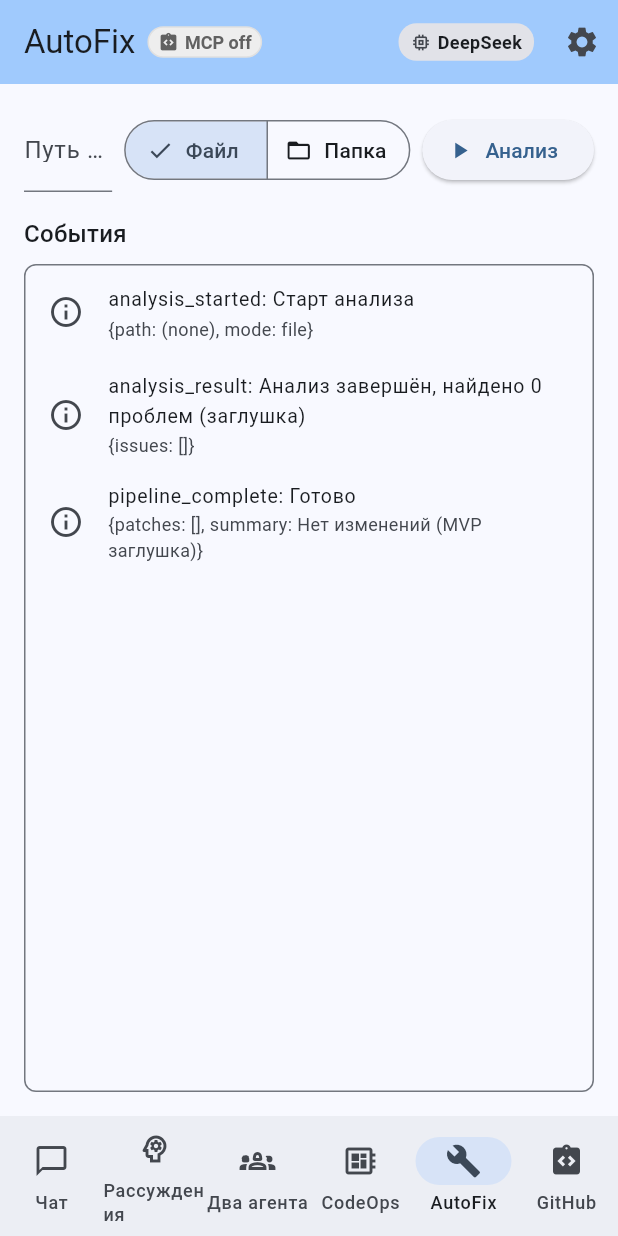
After one commit to Aristman/AI-intensive, a Flutter app: the screen it shows after launch, item 5 of the bottom bar chosen, after a tap on "Анализ", on a phone screen of 412 x 824 dp. The commit adds this screen. Run offline on Flutter 3.47's test engine with Material 3 defaults, Android fonts, the phone set to English and light mode, and no system bars; our stand-ins replace flutter_dotenv, shared_preferences.

Commit message:
Create M1 part. Simple auto fix screen

```diff
--- /dev/null
+++ b/sample_app/lib/agents/auto_fix/auto_fix_agent.dart
@@ -0,0 +1,98 @@
+import 'dart:async';
+
+import 'package:sample_app/agents/agent_interface.dart';
+import 'package:sample_app/models/app_settings.dart';
+
+/// AutoFixAgent: анализ и предложение исправлений для файла или директории.
+/// MVP каркас: возвращает заглушки и стримит базовые события пайплайна.
+class AutoFixAgent implements IAgent {
+  AppSettings? _settings;
+
+  AutoFixAgent({AppSettings? initialSettings}) : _settings = initialSettings;
+
+  @override
+  AgentCapabilities get capabilities => const AgentCapabilities(
+        stateful: false,
+        streaming: true,
+        reasoning: false,
+        tools: {},
+        systemPrompt: 'AutoFix agent for analyzing and fixing code. Returns unified diffs for changes.',
+        responseRules: [
+          'Return concise status and uncertainty when applicable',
+        ],
+      );
+
+  @override
+  Future<AgentResponse> ask(AgentRequest req) async {
+    // MVP: просто подтверждаем получение запроса
+    final u = AgentTextUtils.extractUncertainty(req.input);
+    return AgentResponse(
+      text: 'AutoFixAgent готов. Укажите файл или папку для анализа.',
+      isFinal: true,
+      mcpUsed: false,
+      uncertainty: u,
+      meta: {
+        'note': 'stub',
+      },
+    );
+  }
+
+  @override
+  Stream<AgentEvent> start(AgentRequest req) {
+    // MVP: имитация короткого пайплайна анализа без реальных правок
+    final ctrl = StreamController<AgentEvent>();
+    final runId = DateTime.now().millisecondsSinceEpoch.toString();
+
+    Timer.run(() async {
+      ctrl.add(AgentEvent(
+        id: 'e1',
+        runId: runId,
+        stage: AgentStage.analysis_started,
+        message: 'Старт анализа',
+        progress: 0.1,
+        meta: {
+          'path': req.context?['path'] ?? '(не задано)',
+          'mode': req.context?['mode'] ?? 'unknown',
+        },
+      ));
+
+      await Future<void>.delayed(const Duration(milliseconds: 100));
+
+      ctrl.add(AgentEvent(
+        id: 'e2',
+        runId: runId,
+        stage: AgentStage.analysis_result,
+        message: 'Анализ завершён, найдено 0 проблем (заглушка)',
+        progress: 0.7,
+        meta: {
+          'issues': <Map<String, dynamic>>[],
+        },
+      ));
+
+      await Future<void>.delayed(const Duration(milliseconds: 100));
+
+      ctrl.add(AgentEvent(
+        id: 'e3',
+        runId: runId,
+        stage: AgentStage.pipeline_complete,
+        message: 'Готово',
+        progress: 1.0,
+        meta: {
+          'patches': <Map<String, dynamic>>[],
+          'summary': 'Нет изменений (MVP заглушка)',
+        },
+      ));
+      await ctrl.close();
+    });
+
+    return ctrl.stream;
+  }
+
+  @override
+  void updateSettings(AppSettings settings) {
+    _settings = settings;
+  }
+
+  @override
+  void dispose() {}
+}
--- /dev/null
+++ b/sample_app/lib/screens/auto_fix_screen.dart
@@ -0,0 +1,171 @@
+import 'dart:async';
+
+import 'package:flutter/material.dart';
+import 'package:sample_app/agents/agent_interface.dart';
+import 'package:sample_app/models/app_settings.dart';
+import 'package:sample_app/services/settings_service.dart';
+import 'package:sample_app/agents/auto_fix/auto_fix_agent.dart';
+
+class AutoFixScreen extends StatefulWidget {
+  const AutoFixScreen({super.key});
+
+  @override
+  State<AutoFixScreen> createState() => _AutoFixScreenState();
+}
+
+class _AutoFixScreenState extends State<AutoFixScreen> {
+  final _settingsService = SettingsService();
+  AppSettings? _settings;
+  bool _loading = true;
+
+  final _pathCtrl = TextEditingController();
+  String _mode = 'file'; // 'file' | 'dir'
+
+  IAgent? _agent;
+  StreamSubscription<AgentEvent>? _sub;
+  final List<AgentEvent> _events = [];
+  bool _running = false;
+
+  @override
+  void initState() {
+    super.initState();
+    _load();
+  }
+
+  Future<void> _load() async {
+    final s = await _settingsService.getSettings();
+    if (!mounted) return;
+    setState(() {
+      _settings = s;
+      _agent = AutoFixAgent(initialSettings: s);
+      _loading = false;
+    });
+  }
+
+  @override
+  void dispose() {
+    _sub?.cancel();
+    _agent?.dispose();
+    _pathCtrl.dispose();
+    super.dispose();
+  }
+
+  Future<void> _runAnalysis() async {
+    if (_agent == null) return;
+    final path = _pathCtrl.text.trim();
+    setState(() {
+      _events.clear();
+      _running = true;
+    });
+
+    final stream = _agent!.start(AgentRequest(
+      'analyze',
+      context: {
+        'path': path.isEmpty ? '(none)' : path,
+        'mode': _mode,
+      },
+    ));
+
+    if (stream == null) {
+      setState(() => _running = false);
+      return;
+    }
+
+    _sub?.cancel();
+    _sub = stream.listen((e) {
+      setState(() {
+        _events.add(e);
+      });
+    }, onError: (e) {
+      setState(() {
+        _running = false;
+        _events.add(AgentEvent(
+          id: 'err',
+          runId: 'unknown',
+          stage: AgentStage.pipeline_error,
+          severity: AgentSeverity.error,
+          message: 'Ошибка: $e',
+        ));
+      });
+    }, onDone: () {
+      setState(() {
+        _running = false;
+      });
+    });
+  }
+
+  @override
+  Widget build(BuildContext context) {
+    if (_loading) {
+      return const Center(child: CircularProgressIndicator());
+    }
+
+    return Padding(
+      padding: const EdgeInsets.all(16.0),
+      child: Column(
+        crossAxisAlignment: CrossAxisAlignment.start,
+        children: [
+          Row(
+            children: [
+              Expanded(
+                child: TextField(
+                  key: const Key('autofix_path_field'),
+                  controller: _pathCtrl,
+                  decoration: const InputDecoration(
+                    labelText: 'Путь к файлу или папке',
+                    hintText: 'например: sample_app/lib/main.dart',
+                  ),
+                ),
+              ),
+              const SizedBox(width: 8),
+              SegmentedButton<String>(
+                key: const Key('autofix_mode_segmented'),
+                segments: const [
+                  ButtonSegment(value: 'file', label: Text('Файл'), icon: Icon(Icons.insert_drive_file_outlined)),
+                  ButtonSegment(value: 'dir', label: Text('Папка'), icon: Icon(Icons.folder_open)),
+                ],
+                selected: {_mode},
+                onSelectionChanged: (s) => setState(() => _mode = s.first),
+              ),
+              const SizedBox(width: 8),
+              ElevatedButton.icon(
+                key: const Key('autofix_analyze_btn'),
+                onPressed: _running ? null : _runAnalysis,
+                icon: const Icon(Icons.play_arrow),
+                label: const Text('Анализ'),
+              ),
+            ],
+          ),
+          const SizedBox(height: 16),
+          Text('События', style: Theme.of(context).textTheme.titleMedium),
+          const SizedBox(height: 8),
+          Expanded(
+            child: DecoratedBox(
+              decoration: BoxDecoration(
+                border: Border.all(color: Theme.of(context).dividerColor),
+                borderRadius: BorderRadius.circular(8),
+              ),
+              child: ListView.builder(
+                key: const Key('autofix_events_list'),
+                itemCount: _events.length,
+                itemBuilder: (context, index) {
+                  final e = _events[index];
+                  return ListTile(
+                    dense: true,
+                    leading: Icon(
+                      e.severity == AgentSeverity.error
+                          ? Icons.error_outline
+                          : (e.severity == AgentSeverity.warning ? Icons.warning_amber_outlined : Icons.info_outline),
+                    ),
+                    title: Text('${e.stage.name}: ${e.message}'),
+                    subtitle: e.meta == null ? null : Text(e.meta.toString()),
+                  );
+                },
+              ),
+            ),
+          ),
+        ],
+      ),
+    );
+  }
+}
--- a/sample_app/lib/screens/screens.dart
+++ b/sample_app/lib/screens/screens.dart
@@ -3,12 +3,14 @@ import 'package:sample_app/screens/chat_screen.dart';
 import 'package:sample_app/screens/multi_agents_screen.dart';
 import 'package:sample_app/screens/code_ops_screen.dart';
 import 'package:sample_app/screens/github_agent_screen.dart';
+import 'package:sample_app/screens/auto_fix_screen.dart';
 
 enum Screen {
   chat(Icon(Icons.chat_bubble_outline), Icon(Icons.chat_bubble), 'Чат'),
   thinking(Icon(Icons.psychology_outlined), Icon(Icons.psychology), 'Рассуждения'),
   multiAgent(Icon(Icons.groups_2_outlined), Icon(Icons.groups_2), 'Два агента'),
   codeOps(Icon(Icons.developer_board_outlined), Icon(Icons.developer_board), 'CodeOps'),
+  autoFix(Icon(Icons.build_outlined), Icon(Icons.build), 'AutoFix'),
   github(Icon(Icons.integration_instructions), Icon(Icons.integration_instructions), 'GitHub');
 
   final Icon icon;
@@ -26,5 +28,6 @@ final Map<Screen, ScreenFactory> screenFactories = <Screen, ScreenFactory>{
   Screen.thinking: (v) => ChatScreen(key: ValueKey('reasoning-$v'), title: Screen.thinking.label, reasoningOverride: true),
   Screen.multiAgent: (v) => MultiAgentsScreen(key: ValueKey('multi-$v')),
   Screen.codeOps: (v) => CodeOpsScreen(key: ValueKey('codeops-$v')),
+  Screen.autoFix: (v) => AutoFixScreen(key: ValueKey('autofix-$v')),
   Screen.github: (v) => GitHubAgentScreen(key: ValueKey('github-$v')),
 };
```
Also changed, not shown: 4 other files.
